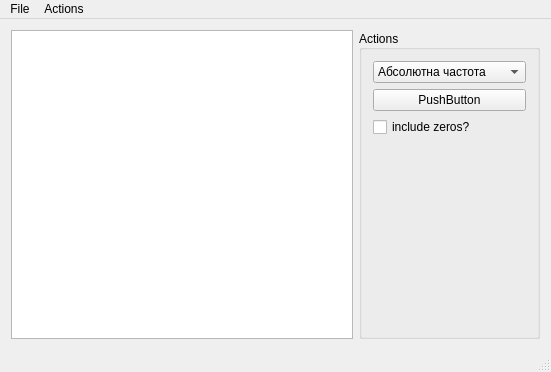
UaHeadHunter/NGrammComparer, file mainwindow.ui: the form before one commit.
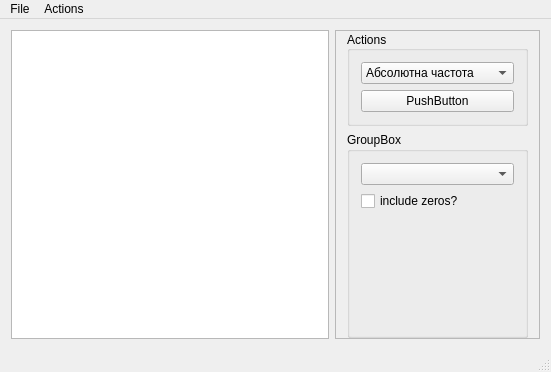
The form after the commit.

Patch:
```diff
--- a/mainwindow.ui
+++ b/mainwindow.ui
@@ -14,30 +14,46 @@
    <string>MainWindow</string>
   </property>
   <widget class="QWidget" name="centralWidget">
-   <layout class="QHBoxLayout" name="horizontalLayout" stretch="3,0">
+   <layout class="QHBoxLayout" name="horizontalLayout" stretch="3,1">
     <item>
      <widget class="QTableView" name="tableView"/>
     </item>
     <item>
-     <widget class="QGroupBox" name="groupBox">
+     <widget class="QFrame" name="frame">
       <property name="sizePolicy">
        <sizepolicy hsizetype="Fixed" vsizetype="Preferred">
         <horstretch>0</horstretch>
         <verstretch>0</verstretch>
        </sizepolicy>
       </property>
+      <property name="frameShape">
+       <enum>QFrame::StyledPanel</enum>
+      </property>
+      <property name="frameShadow">
+       <enum>QFrame::Raised</enum>
+      </property>
+      <layout class="QVBoxLayout" name="verticalLayout">
+       <property name="topMargin">
+        <number>0</number>
+       </property>
+       <property name="bottomMargin">
+        <number>0</number>
+       </property>
+       <item>
+        <widget class="QGroupBox" name="groupBox">
+         <property name="sizePolicy">
+          <sizepolicy hsizetype="Preferred" vsizetype="Preferred">
+           <horstretch>0</horstretch>
+           <verstretch>0</verstretch>
+          </sizepolicy>
+         </property>
       <property name="title">
        <string>Actions</string>
       </property>
       <property name="alignment">
        <set>Qt::AlignLeading|Qt::AlignLeft|Qt::AlignVCenter</set>
       </property>
-      <layout class="QVBoxLayout" name="verticalLayout_2">
-       <property name="sizeConstraint">
-        <enum>QLayout::SetDefaultConstraint</enum>
-       </property>
-       <item>
-        <layout class="QVBoxLayout" name="verticalLayout">
+         <layout class="QVBoxLayout" name="verticalLayout_4">
          <item>
           <widget class="QComboBox" name="actionComboBox">
            <property name="editable">
@@ -78,6 +94,24 @@
            </property>
           </widget>
          </item>
+         </layout>
+        </widget>
+       </item>
+       <item>
+        <widget class="QGroupBox" name="groupBox_2">
+         <property name="sizePolicy">
+          <sizepolicy hsizetype="Preferred" vsizetype="Preferred">
+           <horstretch>0</horstretch>
+           <verstretch>0</verstretch>
+          </sizepolicy>
+         </property>
+         <property name="title">
+          <string>GroupBox</string>
+         </property>
+         <layout class="QVBoxLayout" name="verticalLayout_5">
+          <item>
+           <widget class="QComboBox" name="comboBox"/>
+          </item>
          <item>
           <widget class="QCheckBox" name="includeZeroCheckBox">
            <property name="text">
@@ -85,8 +119,6 @@
            </property>
           </widget>
          </item>
-        </layout>
-       </item>
        <item>
         <spacer name="verticalSpacer">
          <property name="orientation">
@@ -99,6 +131,13 @@
           </size>
          </property>
         </spacer>
+          </item>
+         </layout>
+         <zorder>groupBox</zorder>
+         <zorder>includeZeroCheckBox</zorder>
+         <zorder>comboBox</zorder>
+         <zorder>verticalSpacer</zorder>
+        </widget>
        </item>
       </layout>
      </widget>
```
Lines whose indentation alone changed are shown as unchanged.
